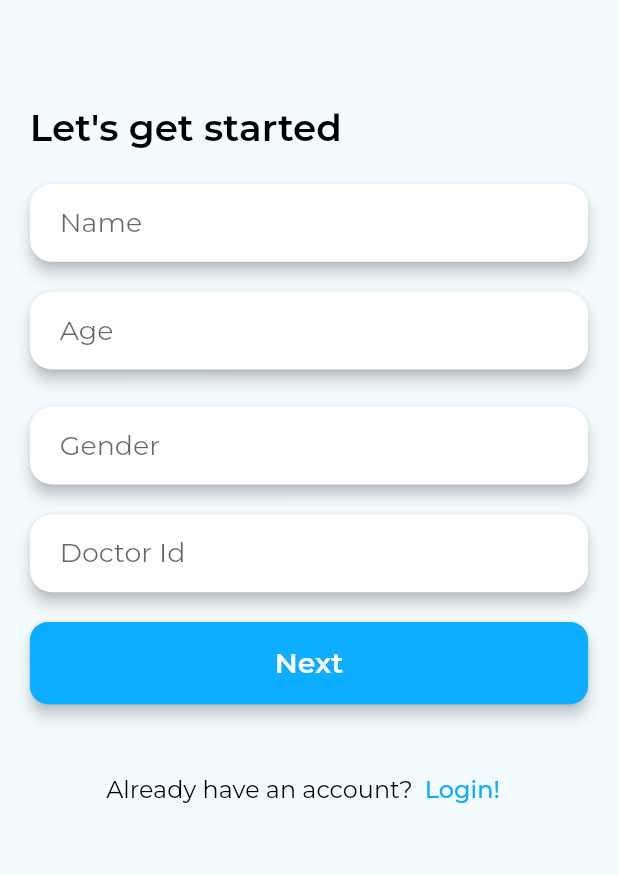
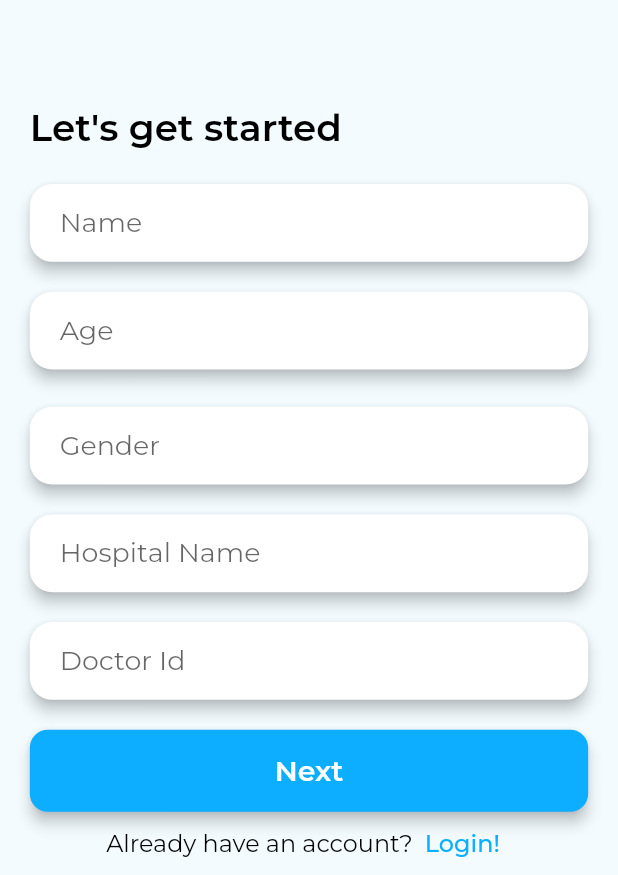
Before and after one commit to AadityaCholayil/Breathe, a Flutter app: the GetStartedPage screen opened directly, on a phone screen of 412 x 824 dp, the part 361-1236 px from its top. Run offline on Flutter 3.47's test engine with Material 2 defaults, Android fonts, the phone set to English and light mode, and no system bars; our stand-ins replace bloc, bloc_concurrency, camera, cloud_firestore, equatable, firebase_auth and 8 more; accounts and stored records are empty; project files that could hold a hidden picture were left out.

Commit message:
hospital name input added

```diff
--- a/lib/bloc/app_bloc/app_bloc.dart
+++ b/lib/bloc/app_bloc/app_bloc.dart
@@ -121,6 +121,7 @@ class AppBloc extends Bloc<AppEvent, AppState> {
         age: event.age,
         gender: event.gender,
         doctorId: event.doctorId,
+        hospital: event.hospital,
       );
       _databaseRepository.updateUserData(newUserData);
       userData = newUserData;
--- a/lib/bloc/app_bloc/app_events.dart
+++ b/lib/bloc/app_bloc/app_events.dart
@@ -47,6 +47,7 @@ class SignupUser extends AppEvent {
   final int age;
   final String gender;
   final String doctorId;
+  final String hospital;
 
   const SignupUser({
     required this.email,
@@ -55,13 +56,14 @@ class SignupUser extends AppEvent {
     required this.age,
     required this.gender,
     required this.doctorId,
+    required this.hospital,
   });
 
   @override
-  String toString() => 'SignupUser($email, $password, $name, $age, $gender, $doctorId)';
+  String toString() => 'SignupUser($email, $password, $name, $age, $gender, $hospital, $doctorId,)';
 
   @override
-  List<Object?> get props => [email, password, name, age, gender, doctorId];
+  List<Object?> get props => [email, password, name, age, gender, hospital, doctorId];
 }
 
 class UpdateUserData extends AppEvent {
--- a/lib/views/auth_screens/get_started_page.dart
+++ b/lib/views/auth_screens/get_started_page.dart
@@ -17,6 +17,7 @@ class _GetStartedPageState extends State<GetStartedPage> {
   int age = 0;
   String gender = '';
   String doctorId = '';
+  String hospital = '';
 
   final GlobalKey<FormState> _formKey = GlobalKey<FormState>();
 
@@ -24,13 +25,16 @@ class _GetStartedPageState extends State<GetStartedPage> {
   Widget build(BuildContext context) {
     return SafeArea(
       child: Scaffold(
+        backgroundColor: CustomTheme.bg,
         resizeToAvoidBottomInset: false,
-        body: Container(
+        body: SingleChildScrollView(
+          physics: BouncingScrollPhysics(),
+          child: Container(
             // decoration: BoxDecoration(
             //   image: DecorationImage(
             //       image: AssetImage(CustomTheme.bgImagePath), fit: BoxFit.cover),
             // ),
-          color: CustomTheme.bg,
+            // color: CustomTheme.bg,
             height: MediaQuery.of(context).size.height,
             width: MediaQuery.of(context).size.width,
             child: Form(
@@ -144,7 +148,29 @@ class _GetStartedPageState extends State<GetStartedPage> {
                       borderRadius: BorderRadius.circular(15.w),
                       clipBehavior: Clip.antiAliasWithSaveLayer,
                       child: TextFormField(
-                      decoration: customInputDecoration(labelText: 'Doctor Id'),
+                        decoration:
+                            customInputDecoration(labelText: 'Hospital Name'),
+                        style: formTextStyle(),
+                        onSaved: (value) {
+                          hospital = value ?? '';
+                          print(hospital);
+                        },
+                        validator: (value) {
+                          if (value == null || value.isEmpty) {
+                            return "Please enter your Hospital Name";
+                          }
+                          return null;
+                        },
+                      ),
+                    ),
+                    SizedBox(height: 20.w),
+                    Material(
+                      elevation: 4,
+                      borderRadius: BorderRadius.circular(15.w),
+                      clipBehavior: Clip.antiAliasWithSaveLayer,
+                      child: TextFormField(
+                        decoration:
+                            customInputDecoration(labelText: 'Doctor Id'),
                         style: formTextStyle(),
                         onSaved: (value) {
                           doctorId = value ?? '';
@@ -173,6 +199,7 @@ class _GetStartedPageState extends State<GetStartedPage> {
                                       age: age,
                                       gender: gender,
                                       doctorId: doctorId,
+                                      hospital: hospital,
                                     )));
                       },
                     ),
@@ -207,6 +234,7 @@ class _GetStartedPageState extends State<GetStartedPage> {
             ),
           ),
         ),
+      ),
     );
   }
 }
--- a/lib/views/auth_screens/signup_screen.dart
+++ b/lib/views/auth_screens/signup_screen.dart
@@ -12,13 +12,14 @@ class SignupPage extends StatefulWidget {
   final int age;
   final String gender;
   final String doctorId;
+  final String hospital;
 
   const SignupPage({
     Key? key,
     required this.name,
     required this.age,
     required this.gender,
-    required this.doctorId,
+    required this.doctorId, required this.hospital,
   }) : super(key: key);
 
   @override
@@ -284,6 +285,7 @@ class _SignupPageState extends State<SignupPage> {
                             age: widget.age,
                             gender: widget.gender,
                             doctorId: widget.doctorId,
+                            hospital: widget.hospital,
                           ));
                         },
                       ),
--- a/lib/views/home_page.dart
+++ b/lib/views/home_page.dart
@@ -54,7 +54,7 @@ class HomePage extends StatelessWidget {
                     child: Icon(
                       Icons.settings,
                       size: 32,
-                      color: CustomTheme.accent,
+                      color: CustomTheme.t1,
                     ),
                     onTap: () {
                       print("Settings button pressed");
```
Also changed, not shown: lib/shared/shared_widgets.dart (+97 -0 lines), lib/views/settings_page.dart (+27 -7 lines). Lines whose indentation alone changed are shown as unchanged.
